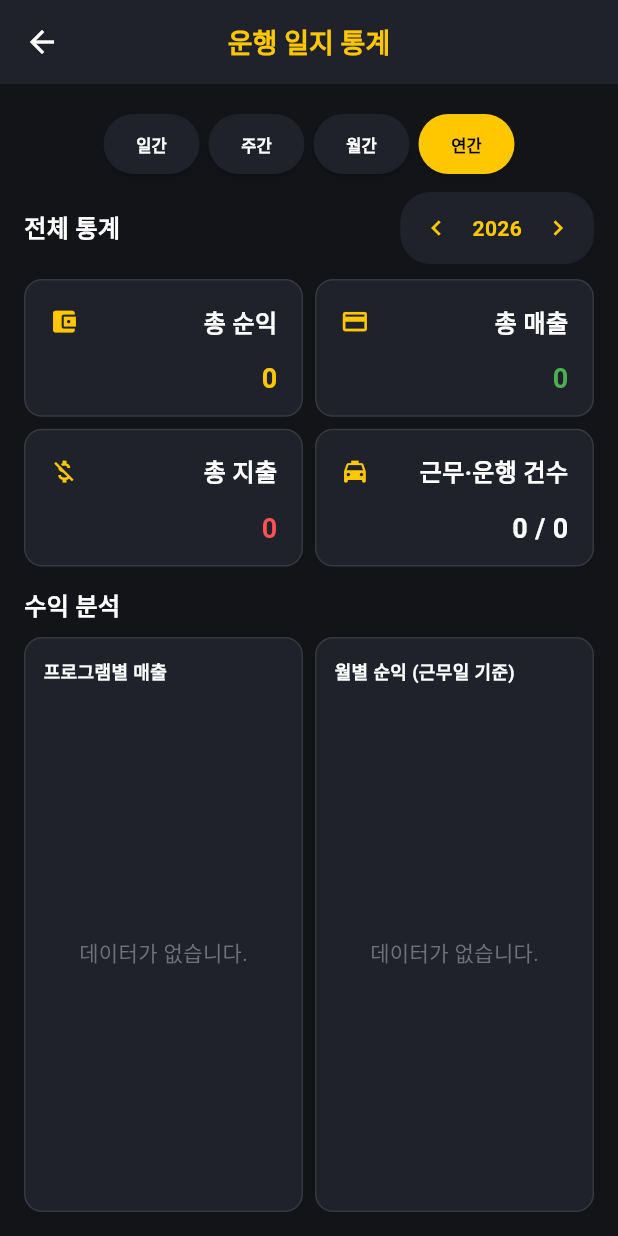
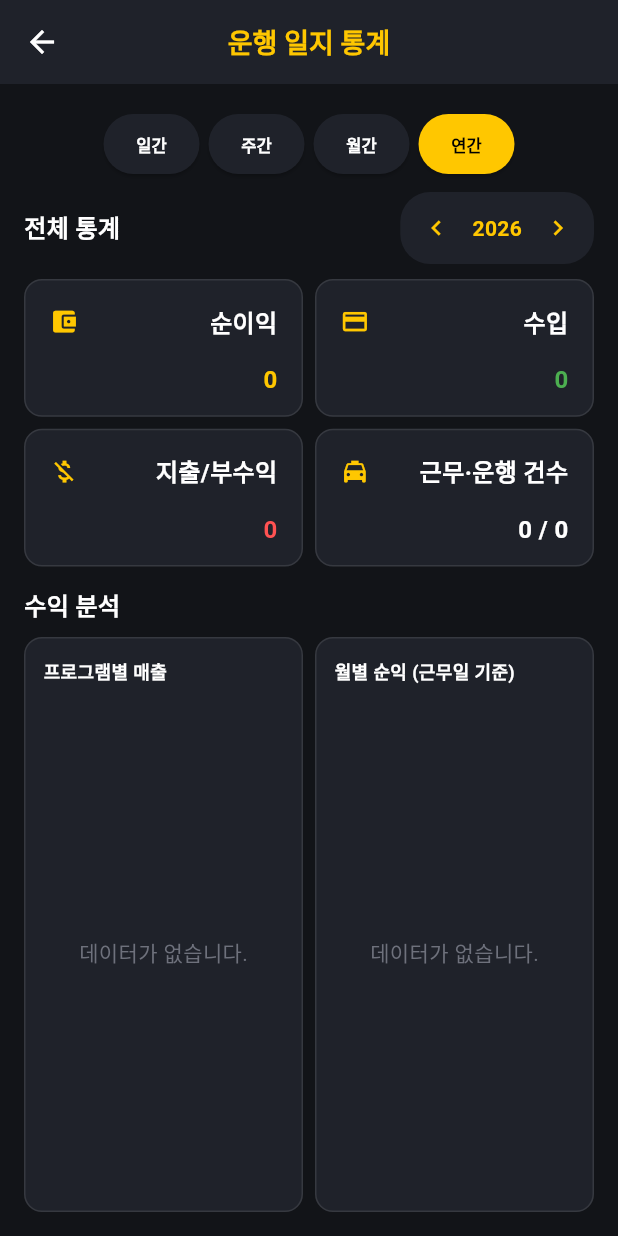
Before and after one commit to KIRA-hym/DbrosApp, a Flutter app: the StatsPage screen opened directly, after a tap on "주간", after a tap on "월간", after a tap on "연간", on a phone screen of 412 x 824 dp. Run offline on Flutter 3.47's test engine with Material 3 defaults, Android fonts, the phone set to English and light mode, and no system bars; our stand-ins replace fl_chart, flutter_local_notifications, geocoding, geolocator, google_maps_flutter, image_picker and 7 more; missing offline and left inert: android_intent_plus, flutter_file_dialog, flutter_overlay_window, google_mlkit_text_recognition, photo_manager, receive_sharing_intent and 3 more; accounts and stored records are empty; network calls fail; Roboto replaces fonts that are missing (GmarketSans); statements that could not run were skipped.

Commit message:
fix: 통계 레이아웃 및 값 표시 오류 수정, 오너 모드 분기 추가 적용
1. 통계 화면 상단 표시값 폰트 크기를 모든 레이아웃에서 제목과 동일하게 고정함.

2. 통계 화면 상단 '총 지출'을 '지출/부수익'으로 변경하고, 추가 수입(ExpenseRepository의 값)을 지출 계산에 합산하여 표시하도록 수정함.

3. 통계 화면 전체통계 4개 섹터 제목에서 '총' 단어를 모두 제거함 ('총 순익' -> '순익', '총 매출' -> '수입' 등).

4. 일지 상세 및 작성 화면(write_log_page)의 지도(출발지/도착지 위치 설정 핀)에도 kMapFeaturesEnabled를 적용하여 오너 모드 분기 로직을 완전하게 추가함.

```diff
--- a/lib/screens/stats_page.dart
+++ b/lib/screens/stats_page.dart
@@ -8,6 +8,7 @@ import 'package:intl/intl.dart';
 import 'package:google_maps_flutter/google_maps_flutter.dart'
     if (dart.library.html) '../utils/maps_web_stub.dart';
 import '../services/db_helper.dart';
+import '../services/expense_repository.dart';
 import '../config/feature_flags.dart';
 import '../widgets/bordered_section.dart';
 import '../widgets/home_daily_charts_panel.dart';
@@ -273,10 +274,11 @@ class _StatsPageState extends State<StatsPage> {
   Future<Map<String, dynamic>> _getDailyStats(DateTime date) async {
     final String dateStr = DateFormat('yyyy-MM-dd').format(date);
     final stats = await DriveLogDatabase.instance.getTodayStatsByWorkDate(dateStr);
+    final int extraExpenses = await ExpenseRepository.sumAmountForExpenseDate(dateStr);
     return {
       'totalRevenue': stats['gross'] ?? 0,
       'totalNet': stats['net'] ?? 0,
-      'totalExpenses': stats['expenses'] ?? 0,
+      'totalExpenses': (stats['expenses'] ?? 0) + extraExpenses,
       'workDays': 1,
       'totalCount': stats['count'] ?? 0,
     };
@@ -287,7 +289,8 @@ class _StatsPageState extends State<StatsPage> {
     final String startStr = DateFormat('yyyy-MM-dd').format(weekStart);
     final String endStr = DateFormat('yyyy-MM-dd').format(weekStart.add(const Duration(days: 6)));
     final logs = await DriveLogDatabase.instance.getLogsByWorkDateRangeStrict(startStr, endStr);
-    int totalRevenue = 0, totalNet = 0, totalExpenses = 0;
+    final int extraExpenses = await ExpenseRepository.sumAmountForExpenseDateRange(startStr, endStr);
+    int totalRevenue = 0, totalNet = 0, totalExpenses = extraExpenses;
     for (final log in logs) {
       totalRevenue += _statsRowRevenue(log);
       totalNet += _statsRowNet(log);
@@ -305,7 +308,8 @@ class _StatsPageState extends State<StatsPage> {
   Future<Map<String, dynamic>> _getMonthlyStats(DateTime date) async {
     final String yearMonth = DateFormat('yyyy-MM').format(date);
     final logs = await DriveLogDatabase.instance.getLogsByWorkMonthStrict(yearMonth);
-    int totalRevenue = 0, totalNet = 0, totalExpenses = 0;
+    final int extraExpenses = await ExpenseRepository.sumAmountForExpenseMonth(yearMonth);
+    int totalRevenue = 0, totalNet = 0, totalExpenses = extraExpenses;
     for (var log in logs) {
       totalRevenue += _statsRowRevenue(log);
       totalNet += _statsRowNet(log);
@@ -326,6 +330,8 @@ class _StatsPageState extends State<StatsPage> {
     for (int month = 1; month <= 12; month++) {
       final String yearMonth = DateFormat('yyyy-MM').format(DateTime(date.year, month));
       final logs = await DriveLogDatabase.instance.getLogsByWorkMonthStrict(yearMonth);
+      final int extraExpenses = await ExpenseRepository.sumAmountForExpenseMonth(yearMonth);
+      totalExpenses += extraExpenses;
       for (var log in logs) {
         totalRevenue += _statsRowRevenue(log);
         totalNet += _statsRowNet(log);
@@ -619,7 +625,7 @@ class _StatsPageState extends State<StatsPage> {
                 // 접힘 폰: 2×2·세로 차트. 펼침(폴드·가로): 지표 1열 + 차트 좌우.
                 final useExpandedSplit = isExpanded;
                 final statCardTitleFontSize = ResponsiveLayout.sectionTitleFontSize(context) * fontScale;
-                final statCardValueFontSize = useExpandedSplit ? statCardTitleFontSize : (statCardTitleFontSize + (2.0 * fontScale));
+                final statCardValueFontSize = statCardTitleFontSize;
                 final gapMd = compact ? 10.0 : 20.0;
                 final gapBetweenCharts = compact ? 8.0 : 12.0;
                 // 접힘: 지표 2×2는 홈과 동일·작게, 수익 분석 차트 영역 확대
@@ -813,7 +819,7 @@ class _StatsPageState extends State<StatsPage> {
   ) {
     return <Widget>[
       _statMetricCard(
-        title: '총 순익',
+        title: '순이익',
         value: NumberFormat('#,###').format(_stats['totalNet'] ?? 0),
         valueColor: const Color(0xFFFFC700),
         titleFontSize: titleFontSize,
@@ -821,7 +827,7 @@ class _StatsPageState extends State<StatsPage> {
         icon: Icons.account_balance_wallet,
       ),
       _statMetricCard(
-        title: '총 매출',
+        title: '수입',
         value: NumberFormat('#,###').format(_stats['totalRevenue'] ?? 0),
         valueColor: Colors.green,
         titleFontSize: titleFontSize,
@@ -829,7 +835,7 @@ class _StatsPageState extends State<StatsPage> {
         icon: Icons.credit_card,
       ),
       _statMetricCard(
-        title: '총 지출',
+        title: '지출/부수익',
         value: NumberFormat('#,###').format(_stats['totalExpenses'] ?? 0),
         valueColor: const Color(0xFFFF5252),
         titleFontSize: titleFontSize,
@@ -968,19 +974,19 @@ class _StatsPageState extends State<StatsPage> {
   }) {
     final metrics = <({String title, String value, Color color, IconData icon})>[
       (
-        title: '총 순익',
+        title: '순익',
         value: NumberFormat('#,###').format(_stats['totalNet'] ?? 0),
         color: const Color(0xFFFFC700),
         icon: Icons.account_balance_wallet,
       ),
       (
-        title: '총 매출',
+        title: '수입',
         value: NumberFormat('#,###').format(_stats['totalRevenue'] ?? 0),
         color: Colors.green,
         icon: Icons.credit_card,
       ),
       (
-        title: '총 지출',
+        title: '지출/부수익',
         value: NumberFormat('#,###').format(_stats['totalExpenses'] ?? 0),
         color: const Color(0xFFFF5252),
         icon: Icons.money_off,
--- a/lib/screens/write_log_page.dart
+++ b/lib/screens/write_log_page.dart
@@ -1431,7 +1431,7 @@ class _DriveLogFormState extends State<DriveLogForm> with WidgetsBindingObserver
               ],
             ),
             if (_showWaypointField) _buildInputField(_waypointCon, label: "경유지", focusNode: _waypointFocusNode),
-            _buildInputField(_endLocCon, label: "도착지", focusNode: _endLocFocusNode, suffixIcon: _pinPickButton(forStart: false)),
+            _buildInputField(_endLocCon, label: "도착지", focusNode: _endLocFocusNode, suffixIcon: kMapFeaturesEnabled ? _pinPickButton(forStart: false) : null),
           ]),
         ],
       ),
@@ -1570,7 +1570,7 @@ class _DriveLogFormState extends State<DriveLogForm> with WidgetsBindingObserver
                     enabledBorder: OutlineInputBorder(borderRadius: BorderRadius.circular(8), borderSide: const BorderSide(color: Colors.white10)),
                     focusedBorder: OutlineInputBorder(borderRadius: BorderRadius.circular(8), borderSide: const BorderSide(color: Color(0xFFFFC700))),
                     contentPadding: const EdgeInsets.symmetric(horizontal: 12, vertical: 12),
-                    suffixIcon: _pinPickButton(forStart: true),
+                    suffixIcon: kMapFeaturesEnabled ? _pinPickButton(forStart: true) : null,
                   ),
                 ),
                 const SizedBox(height: 16),
--- a/lib/services/expense_repository.dart
+++ b/lib/services/expense_repository.dart
@@ -101,6 +101,15 @@ class ExpenseRepository {
     final r = await db.rawQuery(
       'SELECT COALESCE(SUM(amount), 0) AS s FROM expense_entries WHERE expense_date = ?',
       [ymd],
+    );
+    return (r.first['s'] as num?)?.toInt() ?? 0;
+  }
+
+  static Future<int> sumAmountForExpenseDateRange(String startYmd, String endYmd) async {
+    final db = await _db;
+    final r = await db.rawQuery(
+      'SELECT COALESCE(SUM(amount), 0) AS s FROM expense_entries WHERE expense_date >= ? AND expense_date <= ?',
+      [startYmd, endYmd],
     );
     return (r.first['s'] as num?)?.toInt() ?? 0;
   }
```
